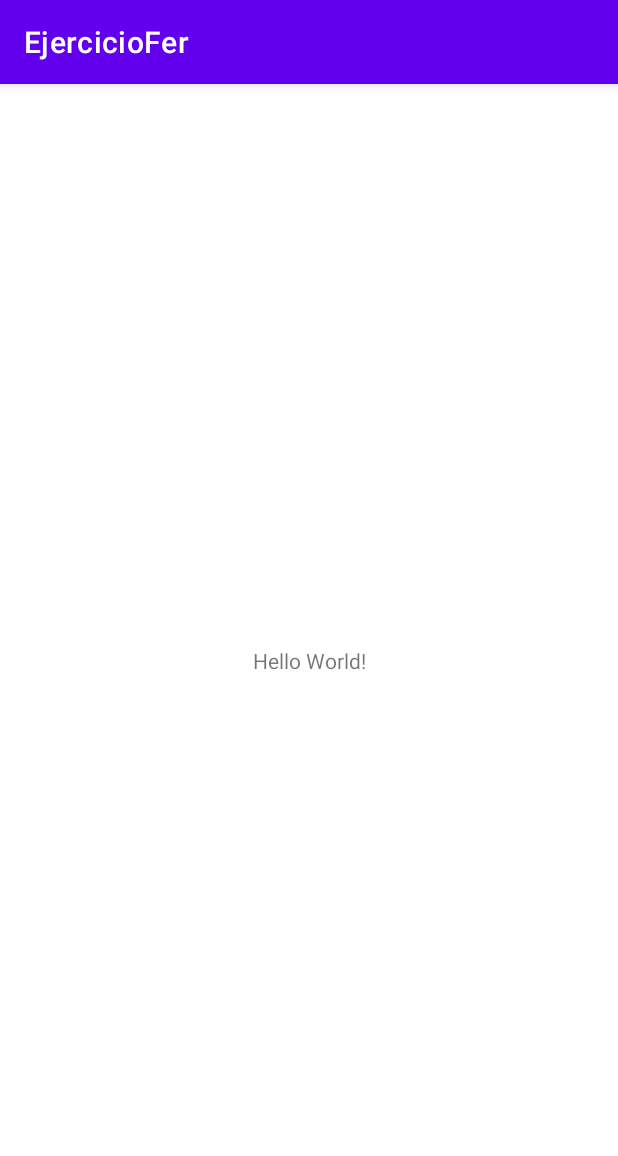
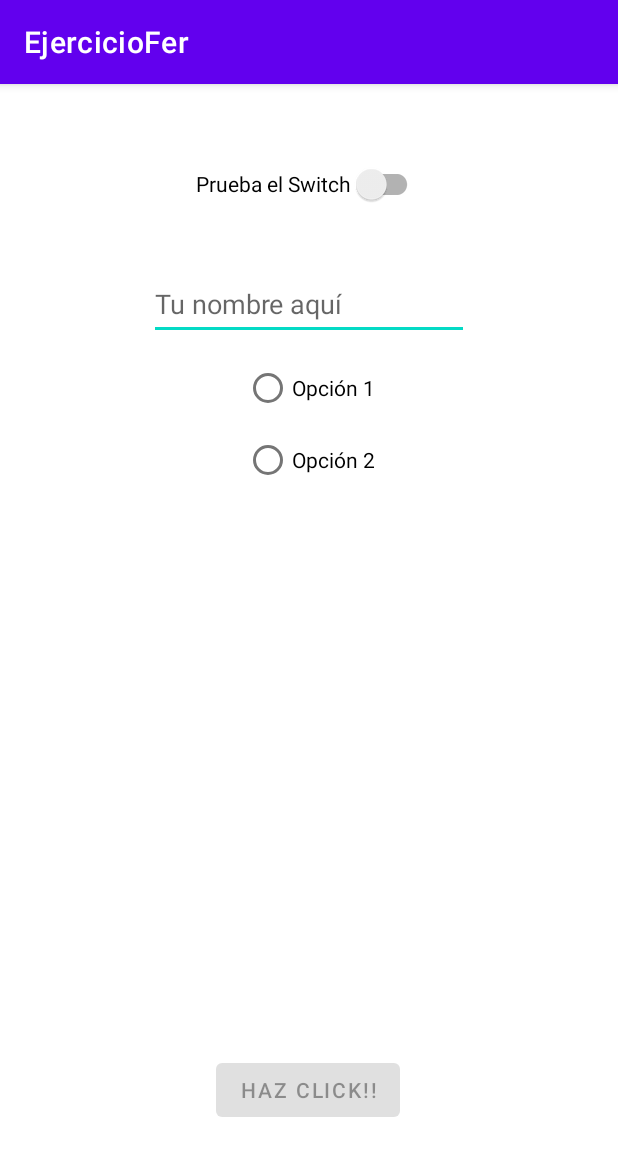
Before and after one commit to Fer457/Ejercicios1y2Fer, an Android app: the screen it shows after launch (MainActivity), on a phone screen of 412 x 824 dp. Shown: the top 1156 px of the screen. Run offline under Robolectric (Android 15) with nearby library versions, the phone set to English and light mode, and no system bars.

Commit message:
Ejercicio terminado

```diff
--- a/app/src/main/java/com/example/ejerciciofer/MainActivity.kt
+++ b/app/src/main/java/com/example/ejerciciofer/MainActivity.kt
@@ -2,10 +2,31 @@ package com.example.ejerciciofer
 
 import androidx.appcompat.app.AppCompatActivity
 import android.os.Bundle
+import android.widget.Button
+import android.widget.EditText
+import android.widget.Toast
+import androidx.appcompat.widget.SwitchCompat
 
 class MainActivity : AppCompatActivity() {
     override fun onCreate(savedInstanceState: Bundle?) {
         super.onCreate(savedInstanceState)
         setContentView(R.layout.activity_main)
+
+        val btn1 = findViewById<Button>(R.id.button1)
+        val switch1 = findViewById<SwitchCompat>(R.id.switch1)
+        val txedit = findViewById<EditText>(R.id.editText)
+
+        switch1.setOnClickListener {
+            btn1.isEnabled = switch1.isChecked == true
+
+        }
+
+        btn1.setOnClickListener {
+            if(txedit.text.isNotEmpty())
+            {
+                Toast.makeText(this, "Hola ${txedit.text}!", Toast.LENGTH_SHORT).show()
+            }else Toast.makeText(this, "Escribe tu nombre", Toast.LENGTH_SHORT).show()
+        }
+
     }
 }
--- a/app/src/main/res/layout/activity_main.xml
+++ b/app/src/main/res/layout/activity_main.xml
@@ -7,12 +7,80 @@
     tools:context=".MainActivity">
 
     <TextView
+        android:id="@+id/tvTitulo"
+        android:layout_width="0dp"
+        android:layout_height="wrap_content"
+        android:textAlignment="center"
+        android:textStyle="bold"
+        app:layout_constraintEnd_toEndOf="parent"
+        app:layout_constraintStart_toStartOf="parent"
+        app:layout_constraintTop_toTopOf="parent"
+        android:textSize="25sp"
+        tools:text="My Colors" />
+
+    <androidx.appcompat.widget.SwitchCompat
+        android:id="@+id/switch1"
         android:layout_width="wrap_content"
         android:layout_height="wrap_content"
-        android:text="Hello World!"
-        app:layout_constraintBottom_toBottomOf="parent"
+        android:layout_marginTop="8dp"
+        android:minHeight="48dp"
+        android:text="@string/switchText"
         app:layout_constraintEnd_toEndOf="parent"
         app:layout_constraintStart_toStartOf="parent"
-        app:layout_constraintTop_toTopOf="parent" />
+        app:layout_constraintTop_toBottomOf="@+id/tvTitulo"
+        tools:ignore="UseSwitchCompatOrMaterialXml" />
+
+    <RadioGroup
+        android:id="@+id/rg"
+        android:layout_width="wrap_content"
+        android:layout_height="wrap_content"
+        app:layout_constraintEnd_toEndOf="parent"
+        app:layout_constraintStart_toStartOf="parent"
+        app:layout_constraintTop_toBottomOf="@+id/editText">
+
+        <RadioButton
+            android:id="@+id/rb1"
+            android:layout_width="wrap_content"
+            android:layout_height="wrap_content"
+            android:layout_marginTop="8dp"
+
+            android:text="@string/rb1text"
+            />
+        <RadioButton
+            android:id="@+id/rb2"
+            android:layout_width="wrap_content"
+            android:layout_height="wrap_content"
+            android:text="@string/rb2text"
+            />
+    </RadioGroup>
+
+
+    <Button
+        android:enabled="false"
+        android:id="@+id/button1"
+        android:layout_width="wrap_content"
+        android:layout_height="wrap_content"
+        android:layout_marginTop="372dp"
+        android:layout_weight="1"
+        android:text="@string/tbtext"
+
+        app:layout_constraintEnd_toEndOf="parent"
+        app:layout_constraintHorizontal_bias="0.498"
+        app:layout_constraintStart_toStartOf="parent"
+        app:layout_constraintTop_toBottomOf="@+id/rg" />
+
+    <EditText
+        android:id="@+id/editText"
+        android:layout_width="wrap_content"
+        android:layout_height="wrap_content"
+        android:layout_marginTop="32dp"
+        android:ems="10"
+        android:hint="@string/edhint"
+        android:importantForAutofill="no"
+        android:inputType="textPersonName"
+        android:minHeight="48dp"
+        app:layout_constraintEnd_toEndOf="parent"
+        app:layout_constraintStart_toStartOf="parent"
+        app:layout_constraintTop_toBottomOf="@id/switch1" />
 
 </androidx.constraintlayout.widget.ConstraintLayout>
--- a/app/src/main/res/values/strings.xml
+++ b/app/src/main/res/values/strings.xml
@@ -1,3 +1,8 @@
 <resources>
     <string name="app_name">EjercicioFer</string>
+    <string name="tbtext">HAZ CLICK!!</string>
+    <string name="switchText">Prueba el Switch</string>
+    <string name="rb1text">Opción 1</string>
+    <string name="rb2text">Opción 2</string>
+    <string name="edhint">Tu nombre aquí</string>
 </resources>
```
